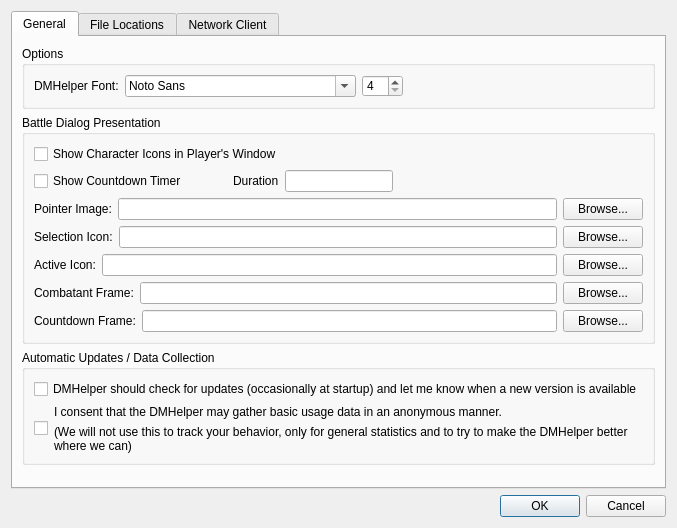
Before: the Qt Designer form DMHelper/src/optionsdialog.ui in MMetze/DMHelper, drawn with Qt 5.
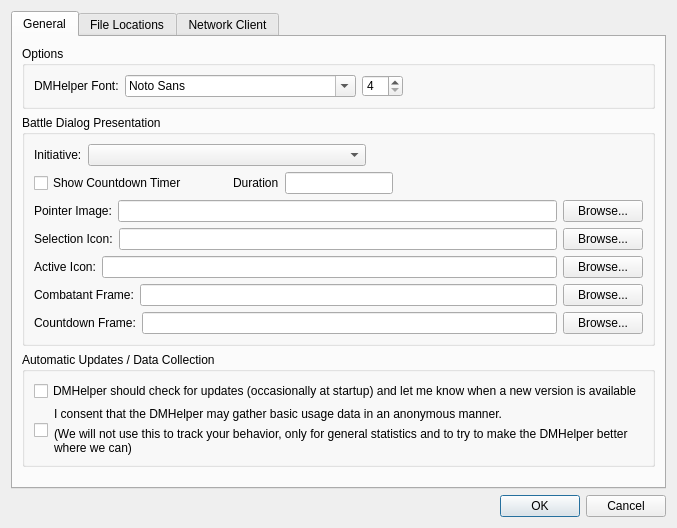
After: the same form once the commit is applied. Icons and pictures are not drawn.

Commit message: Added 3 options for the initiative tracker

```diff
--- a/DMHelper/src/optionsdialog.ui
+++ b/DMHelper/src/optionsdialog.ui
@@ -111,11 +111,38 @@
          </property>
          <layout class="QVBoxLayout" name="verticalLayout_2">
           <item>
-           <widget class="QCheckBox" name="chkShowOnDeck">
-            <property name="text">
-             <string>Show Character Icons in Player's Window</string>
-            </property>
-           </widget>
+           <layout class="QHBoxLayout" name="horizontalLayout_13">
+            <item>
+             <widget class="QLabel" name="label_10">
+              <property name="text">
+               <string>Initiative:</string>
+              </property>
+             </widget>
+            </item>
+            <item>
+             <widget class="QComboBox" name="cmbInitiativeType">
+              <property name="sizePolicy">
+               <sizepolicy hsizetype="Expanding" vsizetype="Fixed">
+                <horstretch>0</horstretch>
+                <verstretch>0</verstretch>
+               </sizepolicy>
+              </property>
+             </widget>
+            </item>
+            <item>
+             <spacer name="horizontalSpacer_4">
+              <property name="orientation">
+               <enum>Qt::Horizontal</enum>
+              </property>
+              <property name="sizeHint" stdset="0">
+               <size>
+                <width>40</width>
+                <height>20</height>
+               </size>
+              </property>
+             </spacer>
+            </item>
+           </layout>
           </item>
           <item>
            <layout class="QHBoxLayout" name="horizontalLayout" stretch="0,0,0,0,1">
```
Left out of the diff: 1 changed line with no effect on the pictures. The commit also changes 9 other files.
